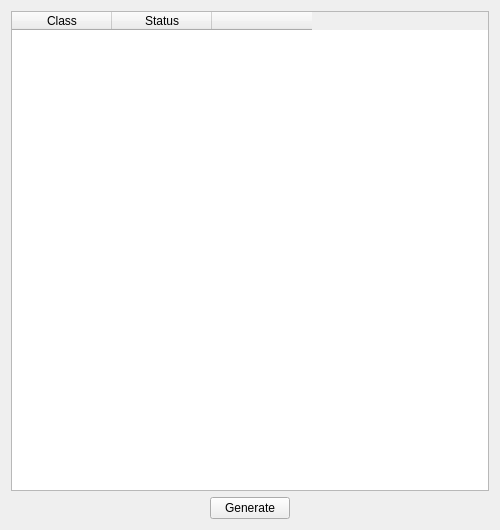
Above: umbrello/codegenwizard/codegenstatuspage.ui from KDE/umbrello before the change. Below: the same form after it.
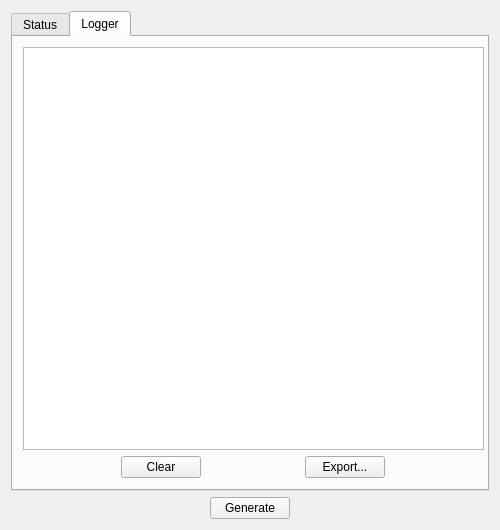
That is the form after the change. Custom widgets are drawn as their Qt base class.

Commit message: Logger in code generation wizard added to view the contents of the just created files.

Patch:
```diff
--- a/umbrello/codegenwizard/codegenstatuspage.ui
+++ b/umbrello/codegenwizard/codegenstatuspage.ui
@@ -17,8 +17,18 @@
   </property>
   <layout class="QVBoxLayout" >
    <item>
-    <widget class="QTableWidget" name="ui_tableWidgetStatus" >
-     <property name="alternatingRowColors" >
+    <widget class="KTabWidget" name="ui_tabWidget">
+     <property name="currentIndex">
+      <number>1</number>
+     </property>
+     <widget class="QWidget" name="ui_statusTab">
+      <attribute name="title">
+       <string>Status</string>
+      </attribute>
+      <layout class="QVBoxLayout" name="verticalLayout">
+       <item>
+        <widget class="QTableWidget" name="ui_tableWidgetStatus">
+         <property name="alternatingRowColors">
       <bool>true</bool>
      </property>
      <property name="columnCount" >
@@ -41,17 +51,71 @@
      </column>
     </widget>
    </item>
+      </layout>
+     </widget>
+     <widget class="QWidget" name="ui_loggerTab">
+      <attribute name="title">
+       <string>Logger</string>
+      </attribute>
+      <widget class="QWidget" name="verticalLayoutWidget_2">
+       <property name="geometry">
+        <rect>
+         <x>10</x>
+         <y>10</y>
+         <width>461</width>
+         <height>431</height>
+        </rect>
+       </property>
+       <layout class="QVBoxLayout" name="verticalLayout_2">
    <item>
-    <layout class="QHBoxLayout" >
+         <widget class="QTextEdit" name="ui_textEditLogger"/>
+        </item>
      <item>
-      <widget class="QPushButton" name="ui_pushButtonGenerate" >
-       <property name="sizePolicy" >
-        <sizepolicy vsizetype="Fixed" hsizetype="Fixed" >
+         <layout class="QGridLayout" name="gridLayout_4">
+          <item row="0" column="0">
+           <widget class="QPushButton" name="ui_pushButtonClear">
+            <property name="sizePolicy">
+             <sizepolicy hsizetype="Fixed" vsizetype="Fixed">
          <horstretch>0</horstretch>
          <verstretch>0</verstretch>
         </sizepolicy>
        </property>
-       <property name="text" >
+            <property name="text">
+             <string>Clear</string>
+            </property>
+           </widget>
+          </item>
+          <item row="0" column="1">
+           <widget class="QPushButton" name="ui_pushButtonExport">
+            <property name="sizePolicy">
+             <sizepolicy hsizetype="Fixed" vsizetype="Fixed">
+              <horstretch>0</horstretch>
+              <verstretch>0</verstretch>
+             </sizepolicy>
+            </property>
+            <property name="text">
+             <string>Export...</string>
+            </property>
+           </widget>
+          </item>
+         </layout>
+        </item>
+       </layout>
+      </widget>
+     </widget>
+    </widget>
+   </item>
+   <item>
+    <layout class="QHBoxLayout">
+     <item>
+      <widget class="QPushButton" name="ui_pushButtonGenerate">
+       <property name="sizePolicy">
+        <sizepolicy hsizetype="Fixed" vsizetype="Fixed">
+         <horstretch>0</horstretch>
+         <verstretch>0</verstretch>
+        </sizepolicy>
+       </property>
+       <property name="text">
         <string>Generate</string>
        </property>
       </widget>
@@ -60,6 +124,14 @@
    </item>
   </layout>
  </widget>
+ <customwidgets>
+  <customwidget>
+   <class>KTabWidget</class>
+   <extends>QTabWidget</extends>
+   <header>ktabwidget.h</header>
+   <container>1</container>
+  </customwidget>
+ </customwidgets>
  <resources/>
  <connections/>
 </ui>
```
Left out of the diff: 21 changed lines with no effect on the pictures. Lines whose indentation alone changed are shown as unchanged. The commit also changes 19 other files.
